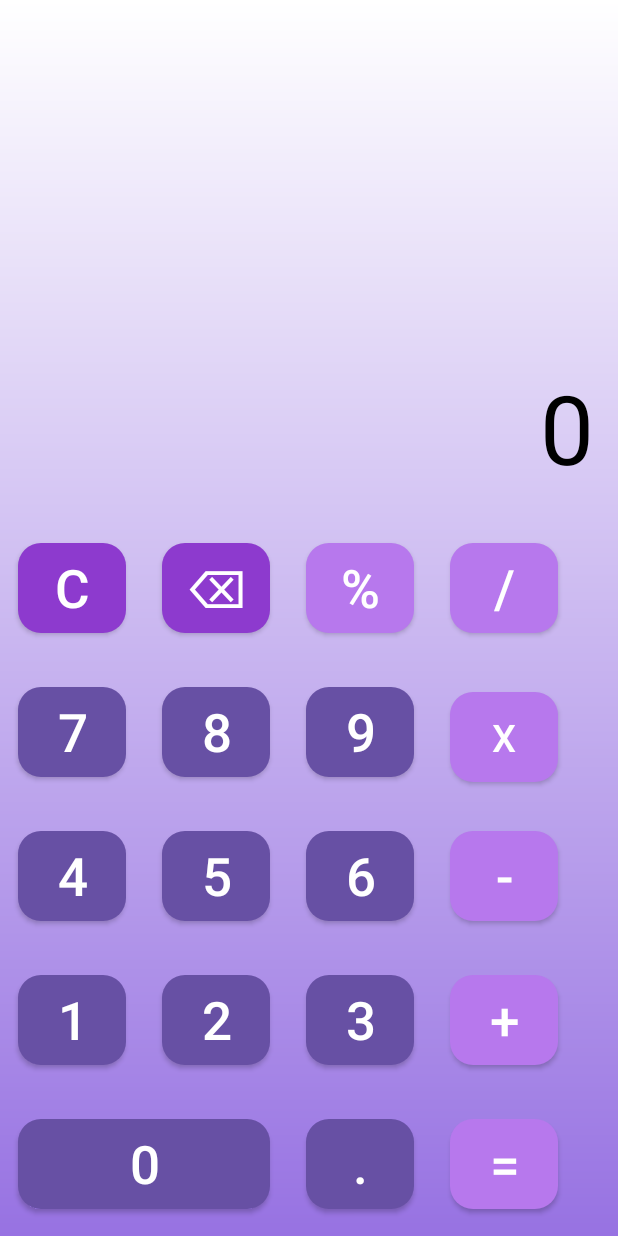
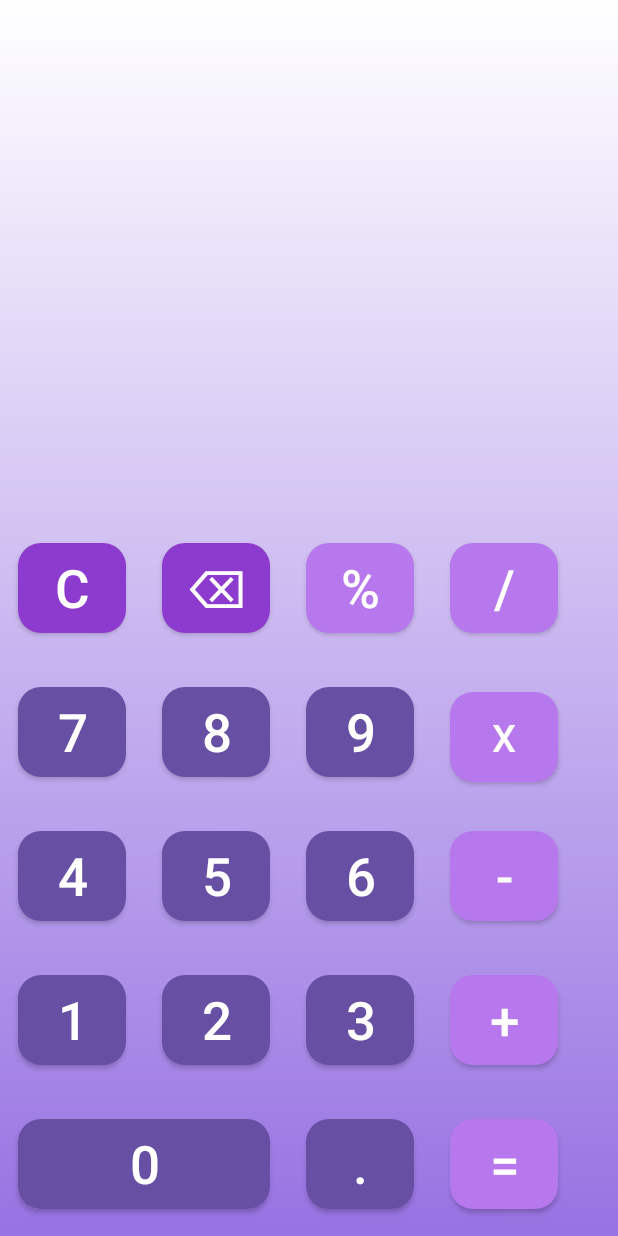
Before and after one commit to IanDude/Act2_Calculator, an Android app: the screen it shows after launch (MainActivity), after a tap on an icon or button, on a phone screen of 412 x 824 dp. Run offline under Robolectric (Android 15) with nearby library versions, the light colour scheme and no system bars.

Commit message:
Fix to only use 1 textciew for viewing result and solution Also updated the AndroidManifest.xml to be adaptable in orientation

```diff
--- a/app/src/main/java/com/example/act2_calculator/MainActivity.java
+++ b/app/src/main/java/com/example/act2_calculator/MainActivity.java
@@ -2,9 +2,6 @@ package com.example.act2_calculator;
 
 import android.os.Bundle;
 import android.view.View;
-import android.widget.Button;
-import android.widget.CompoundButton;
-import android.widget.Switch;
 import android.widget.TextView;
 import android.widget.Toast;
 
@@ -19,9 +16,9 @@ import com.google.android.material.button.MaterialButton;
 
 public class MainActivity extends AppCompatActivity implements View.OnClickListener {
 
-    TextView solution, result;
+    TextView solution;
     MaterialButton btnclear,btnbckspc,btndivide,btnmulti,btnminus,btnplus,btnequals,btndot,btnmod,
-            btn0,btn1,btn2,btn3,btn4,btn5,btn6,btn7,btn8,btn9, switchtheme;
+            btn0,btn1,btn2,btn3,btn4,btn5,btn6,btn7,btn8,btn9;
 
 
     @Override
@@ -35,7 +32,6 @@ public class MainActivity extends AppCompatActivity implements View.OnClickListe
             return insets;
         });
         solution = findViewById(R.id.solution);
-        result = findViewById(R.id.result);
 
         assignId(btnclear,R.id.btnclear);
         assignId(btnbckspc,R.id.btnbckspc);
@@ -65,11 +61,10 @@ public class MainActivity extends AppCompatActivity implements View.OnClickListe
     public void onClick(View view){
         String buttontext = ((MaterialButton)view).getText().toString();
         String dataToCalculate = solution.getText().toString();
-        String currentResult = result.getText().toString();
+        String currentResult = "";
         //resets everything back
         if (buttontext.equals("C")){
             solution.setText("");
-            result.setText("0");
             return;
         }
         //solves the input
@@ -79,18 +74,20 @@ public class MainActivity extends AppCompatActivity implements View.OnClickListe
                     return;
                 }
                 String finalResult = getResult(dataToCalculate);
+                currentResult = finalResult;
                 if(!finalResult.equals("Error")){
-                    result.setText(finalResult);
-                    solution.setText("");
+                    solution.setText(finalResult);
                 }
             return;
         }
         //checks if button clicked is % and calculates it already to the decimal point
-        if (buttontext.equals("%")){
-            if (!dataToCalculate.isEmpty() && isNumeric(dataToCalculate)){
-                Double value = Double.parseDouble(dataToCalculate)/100.0;
-                result.setText(String.valueOf(value));
-                solution.setText("");
+        if (buttontext.equals("%")) {
+            if (!dataToCalculate.isEmpty() && isNumeric(lastOperand(dataToCalculate))) {
+                // Get the last operand and convert it to percentage
+                String lastOperand = lastOperand(dataToCalculate);
+                double percentValue = Double.parseDouble(lastOperand) / 100.0;
+                dataToCalculate = dataToCalculate.substring(0, dataToCalculate.length() - lastOperand.length()) + percentValue;
+                solution.setText(dataToCalculate);
             }
             return;
         }
@@ -98,21 +95,19 @@ public class MainActivity extends AppCompatActivity implements View.OnClickListe
         if(buttontext.equals("⌫")){
             if(!dataToCalculate.isEmpty()){
                 dataToCalculate = dataToCalculate.substring(0,dataToCalculate.length()-1);
+
             }
         }else if(isOperator(buttontext)) {
             //checks if isOperator function is true and if there is existing number in result, then appending it for the next solution
             if (!dataToCalculate.isEmpty() && isLastCharOpe(dataToCalculate)){
                 return;
             }
-            if (!currentResult.equals("0")) {
-                dataToCalculate = currentResult;
-            }
             dataToCalculate += buttontext;
-            result.setText("0");
 
         }else{
             dataToCalculate += buttontext;
         }
+
         solution.setText(dataToCalculate);
 
     }
@@ -124,6 +119,7 @@ public class MainActivity extends AppCompatActivity implements View.OnClickListe
     //calculate the result for all the inputs
     public String getResult(String data){
         data = convertDoubleOperators(data);
+        data = data.replace("x","*");
         try{
             Context context = Context.enter();
             context.setOptimizationLevel(-1);
@@ -134,7 +130,6 @@ public class MainActivity extends AppCompatActivity implements View.OnClickListe
             }
             return finalResult;
         }catch (Exception e){
-            e.printStackTrace();
             return "Error";
         }finally {
             Context.exit();
@@ -169,5 +164,9 @@ public class MainActivity extends AppCompatActivity implements View.OnClickListe
             return false;
         }
     }
+    private String lastOperand(String data) {
+        String[] tokens = data.split("[-+x/]");
+        return tokens[tokens.length - 1];
+    }
 
     }
--- a/app/src/main/res/layout/activity_main.xml
+++ b/app/src/main/res/layout/activity_main.xml
@@ -10,25 +10,14 @@
 
     <TextView
         android:layout_width="match_parent"
-        android:layout_height="match_parent"
+        android:layout_height="wrap_content"
         android:id="@+id/solution"
         android:text=""
-        android:textSize="32dp"
-        android:textAlignment="textEnd"
-        android:layout_margin="16dp"
-        android:layout_above="@+id/result"
-        style="@style/TextviewStyle"/>
-    <TextView
-        android:layout_width="match_parent"
-        android:layout_height="wrap_content"
-        android:id="@+id/result"
-        android:text="0"
-        android:textSize="64dp"
+        android:textSize="76dp"
         android:textAlignment="textEnd"
         android:layout_margin="16dp"
         android:layout_above="@+id/buttonslayout"
-        style="@style/TextviewStyle"/>
-
+        style="@style/TextviewStyle" />
 
     <LinearLayout
         android:layout_width="match_parent"
@@ -99,17 +88,8 @@
                 android:text="x"
                 style="@style/OpeButtonStyle"/>
         </LinearLayout>
-
         <LinearLayout
-            android:layout_width="wrap_content"
-            android:layout_height="wrap_content"
-            android:orientation="horizontal">
-            <LinearLayout
-                android:layout_width="wrap_content"
-                android:layout_height="wrap_content"
-                android:orientation="vertical">
-                <LinearLayout
-                    android:layout_width="wrap_content"
+            android:layout_width="match_parent"
             android:layout_height="wrap_content"
             android:orientation="horizontal">
 
@@ -131,9 +111,15 @@
                 android:layout_height="72dp"
                 android:text="6"
                 style="@style/MainButtonStyle"/>
+            <com.google.android.material.button.MaterialButton
+                android:id="@+id/btnminus"
+                android:layout_width="72dp"
+                android:layout_height="72dp"
+                android:text="-"
+                style="@style/OpeButtonStyle"/>
         </LinearLayout>
         <LinearLayout
-                    android:layout_width="wrap_content"
+            android:layout_width="match_parent"
             android:layout_height="wrap_content"
             android:orientation="horizontal">
 
@@ -155,9 +141,15 @@
                 android:layout_height="72dp"
                 android:text="3"
                 style="@style/MainButtonStyle"/>
+            <com.google.android.material.button.MaterialButton
+                android:id="@+id/btnplus"
+                android:layout_width="72dp"
+                android:layout_height="72dp"
+                android:text="+"
+                style="@style/OpeButtonStyle"/>
         </LinearLayout>
         <LinearLayout
-                    android:layout_width="wrap_content"
+            android:layout_width="match_parent"
             android:layout_height="wrap_content"
             android:orientation="horizontal">
 
@@ -173,31 +165,6 @@
                 android:layout_height="72dp"
                 android:text="."
                 style="@style/MainButtonStyle"/>
-                </LinearLayout>
-            </LinearLayout>
-
-            <LinearLayout
-                android:layout_width="wrap_content"
-                android:layout_height="wrap_content"
-                android:orientation="vertical">
-
-                <LinearLayout
-                    android:id="@+id/plusequal"
-                    android:layout_width="wrap_content"
-                    android:layout_height="wrap_content"
-                    android:orientation="vertical">
-                    <com.google.android.material.button.MaterialButton
-                        android:id="@+id/btnminus"
-                        android:layout_width="72dp"
-                        android:layout_height="72dp"
-                        android:text="-"
-                        style="@style/OpeButtonStyle"/>
-                    <com.google.android.material.button.MaterialButton
-                        android:id="@+id/btnplus"
-                        android:layout_width="72dp"
-                        android:layout_height="72dp"
-                        android:text="+"
-                        style="@style/OpeButtonStyle"/>
             <com.google.android.material.button.MaterialButton
                 android:id="@+id/btneqls"
                 android:layout_width="72dp"
@@ -205,9 +172,7 @@
                 android:text="="
                 style="@style/OpeButtonStyle"/>
         </LinearLayout>
-            </LinearLayout>
 
-        </LinearLayout>
 
     </LinearLayout>
 
--- a/app/src/main/res/layout/activity_splash_screen.xml
+++ b/app/src/main/res/layout/activity_splash_screen.xml
@@ -13,11 +13,10 @@
         android:id="@+id/imageView"
         android:layout_width="553dp"
         android:layout_height="568dp"
-        android:layout_marginTop="24dp"
+        android:layout_marginBottom="16dp"
         app:layout_constraintBottom_toBottomOf="parent"
         app:layout_constraintEnd_toEndOf="parent"
         app:layout_constraintStart_toStartOf="parent"
-        app:layout_constraintTop_toBottomOf="@+id/textView"
         app:srcCompat="@mipmap/coderist_logo_foreground" />
 
     <TextView
```
Lines whose indentation alone changed are shown as unchanged.
